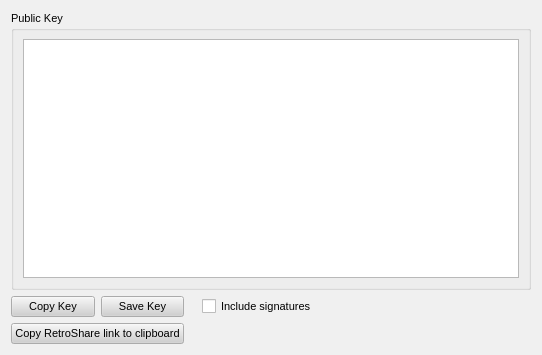
Old version of the form retroshare-gui/src/gui/settings/CryptoPage.ui in the repository RetroShare/RetroShare.
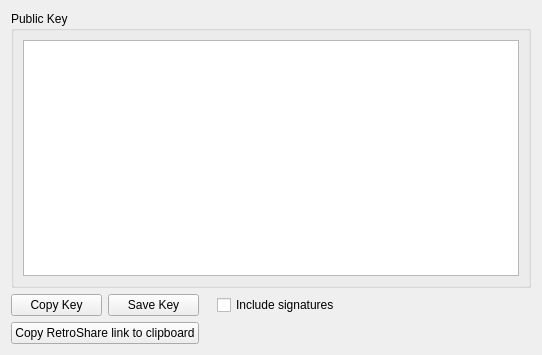
New version of the form.

```diff
--- a/retroshare-gui/src/gui/settings/CryptoPage.ui
+++ b/retroshare-gui/src/gui/settings/CryptoPage.ui
@@ -10,495 +10,6 @@
     <height>355</height>
    </rect>
   </property>
-  <property name="sizePolicy">
-   <sizepolicy hsizetype="Expanding" vsizetype="Expanding">
-    <horstretch>0</horstretch>
-    <verstretch>0</verstretch>
-   </sizepolicy>
-  </property>
-  <property name="palette">
-   <palette>
-    <active>
-     <colorrole role="WindowText">
-      <brush brushstyle="SolidPattern">
-       <color alpha="255">
-        <red>0</red>
-        <green>0</green>
-        <blue>0</blue>
-       </color>
-      </brush>
-     </colorrole>
-     <colorrole role="Button">
-      <brush brushstyle="SolidPattern">
-       <color alpha="255">
-        <red>208</red>
-        <green>208</green>
-        <blue>208</blue>
-       </color>
-      </brush>
-     </colorrole>
-     <colorrole role="Light">
-      <brush brushstyle="SolidPattern">
-       <color alpha="255">
-        <red>255</red>
-        <green>255</green>
-        <blue>255</blue>
-       </color>
-      </brush>
-     </colorrole>
-     <colorrole role="Midlight">
-      <brush brushstyle="SolidPattern">
-       <color alpha="255">
-        <red>247</red>
-        <green>247</green>
-        <blue>247</blue>
-       </color>
-      </brush>
-     </colorrole>
-     <colorrole role="Dark">
-      <brush brushstyle="SolidPattern">
-       <color alpha="255">
-        <red>104</red>
-        <green>104</green>
-        <blue>104</blue>
-       </color>
-      </brush>
-     </colorrole>
-     <colorrole role="Mid">
-      <brush brushstyle="SolidPattern">
-       <color alpha="255">
-        <red>139</red>
-        <green>139</green>
-        <blue>139</blue>
-       </color>
-      </brush>
-     </colorrole>
-     <colorrole role="Text">
-      <brush brushstyle="SolidPattern">
-       <color alpha="255">
-        <red>0</red>
-        <green>0</green>
-        <blue>0</blue>
-       </color>
-      </brush>
-     </colorrole>
-     <colorrole role="BrightText">
-      <brush brushstyle="SolidPattern">
-       <color alpha="255">
-        <red>255</red>
-        <green>255</green>
-        <blue>255</blue>
-       </color>
-      </brush>
-     </colorrole>
-     <colorrole role="ButtonText">
-      <brush brushstyle="SolidPattern">
-       <color alpha="255">
-        <red>0</red>
-        <green>0</green>
-        <blue>0</blue>
-       </color>
-      </brush>
-     </colorrole>
-     <colorrole role="Base">
-      <brush brushstyle="SolidPattern">
-       <color alpha="255">
-        <red>255</red>
-        <green>255</green>
-        <blue>255</blue>
-       </color>
-      </brush>
-     </colorrole>
-     <colorrole role="Window">
-      <brush brushstyle="SolidPattern">
-       <color alpha="255">
-        <red>240</red>
-        <green>240</green>
-        <blue>240</blue>
-       </color>
-      </brush>
-     </colorrole>
-     <colorrole role="Shadow">
-      <brush brushstyle="SolidPattern">
-       <color alpha="255">
-        <red>0</red>
-        <green>0</green>
-        <blue>0</blue>
-       </color>
-      </brush>
-     </colorrole>
-     <colorrole role="Highlight">
-      <brush brushstyle="SolidPattern">
-       <color alpha="255">
-        <red>0</red>
-        <green>0</green>
-        <blue>128</blue>
-       </color>
-      </brush>
-     </colorrole>
-     <colorrole role="HighlightedText">
-      <brush brushstyle="SolidPattern">
-       <color alpha="255">
-        <red>255</red>
-        <green>255</green>
-        <blue>255</blue>
-       </color>
-      </brush>
-     </colorrole>
-     <colorrole role="Link">
-      <brush brushstyle="SolidPattern">
-       <color alpha="255">
-        <red>0</red>
-        <green>0</green>
-        <blue>255</blue>
-       </color>
-      </brush>
-     </colorrole>
-     <colorrole role="LinkVisited">
-      <brush brushstyle="SolidPattern">
-       <color alpha="255">
-        <red>255</red>
-        <green>0</green>
-        <blue>255</blue>
-       </color>
-      </brush>
-     </colorrole>
-     <colorrole role="AlternateBase">
-      <brush brushstyle="SolidPattern">
-       <color alpha="255">
-        <red>231</red>
-        <green>231</green>
-        <blue>231</blue>
-       </color>
-      </brush>
-     </colorrole>
-    </active>
-    <inactive>
-     <colorrole role="WindowText">
-      <brush brushstyle="SolidPattern">
-       <color alpha="255">
-        <red>0</red>
-        <green>0</green>
-        <blue>0</blue>
-       </color>
-      </brush>
-     </colorrole>
-     <colorrole role="Button">
-      <brush brushstyle="SolidPattern">
-       <color alpha="255">
-        <red>208</red>
-        <green>208</green>
-        <blue>208</blue>
-       </color>
-      </brush>
-     </colorrole>
-     <colorrole role="Light">
-      <brush brushstyle="SolidPattern">
-       <color alpha="255">
-        <red>255</red>
-        <green>255</green>
-        <blue>255</blue>
-       </color>
-      </brush>
-     </colorrole>
-     <colorrole role="Midlight">
-      <brush brushstyle="SolidPattern">
-       <color alpha="255">
-        <red>247</red>
-        <green>247</green>
-        <blue>247</blue>
-       </color>
-      </brush>
-     </colorrole>
-     <colorrole role="Dark">
-      <brush brushstyle="SolidPattern">
-       <color alpha="255">
-        <red>104</red>
-        <green>104</green>
-        <blue>104</blue>
-       </color>
-      </brush>
-     </colorrole>
-     <colorrole role="Mid">
-      <brush brushstyle="SolidPattern">
-       <color alpha="255">
-        <red>139</red>
-        <green>139</green>
-        <blue>139</blue>
-       </color>
-      </brush>
-     </colorrole>
-     <colorrole role="Text">
-      <brush brushstyle="SolidPattern">
-       <color alpha="255">
-        <red>0</red>
-        <green>0</green>
-        <blue>0</blue>
-       </color>
-      </brush>
-     </colorrole>
-     <colorrole role="BrightText">
-      <brush brushstyle="SolidPattern">
-       <color alpha="255">
-        <red>255</red>
-        <green>255</green>
-        <blue>255</blue>
-       </color>
-      </brush>
-     </colorrole>
-     <colorrole role="ButtonText">
-      <brush brushstyle="SolidPattern">
-       <color alpha="255">
-        <red>0</red>
-        <green>0</green>
-        <blue>0</blue>
-       </color>
-      </brush>
-     </colorrole>
-     <colorrole role="Base">
-      <brush brushstyle="SolidPattern">
-       <color alpha="255">
-        <red>255</red>
-        <green>255</green>
-        <blue>255</blue>
-       </color>
-      </brush>
-     </colorrole>
-     <colorrole role="Window">
-      <brush brushstyle="SolidPattern">
-       <color alpha="255">
-        <red>240</red>
-        <green>240</green>
-        <blue>240</blue>
-       </color>
-      </brush>
-     </colorrole>
-     <colorrole role="Shadow">
-      <brush brushstyle="SolidPattern">
-       <color alpha="255">
-        <red>0</red>
-        <green>0</green>
-        <blue>0</blue>
-       </color>
-      </brush>
-     </colorrole>
-     <colorrole role="Highlight">
-      <brush brushstyle="SolidPattern">
-       <color alpha="255">
-        <red>192</red>
-        <green>192</green>
-        <blue>192</blue>
-       </color>
-      </brush>
-     </colorrole>
-     <colorrole role="HighlightedText">
-      <brush brushstyle="SolidPattern">
-       <color alpha="255">
-        <red>0</red>
-        <green>0</green>
-        <blue>0</blue>
-       </color>
-      </brush>
-     </colorrole>
-     <colorrole role="Link">
-      <brush brushstyle="SolidPattern">
-       <color alpha="255">
-        <red>0</red>
-        <green>0</green>
-        <blue>255</blue>
-       </color>
-      </brush>
-     </colorrole>
-     <colorrole role="LinkVisited">
-      <brush brushstyle="SolidPattern">
-       <color alpha="255">
-        <red>255</red>
-        <green>0</green>
-        <blue>255</blue>
-       </color>
-      </brush>
-     </colorrole>
-     <colorrole role="AlternateBase">
-      <brush brushstyle="SolidPattern">
-       <color alpha="255">
-        <red>231</red>
-        <green>231</green>
-        <blue>231</blue>
-       </color>
-      </brush>
-     </colorrole>
-    </inactive>
-    <disabled>
-     <colorrole role="WindowText">
-      <brush brushstyle="SolidPattern">
-       <color alpha="255">
-        <red>104</red>
-        <green>104</green>
-        <blue>104</blue>
-       </color>
-      </brush>
-     </colorrole>
-     <colorrole role="Button">
-      <brush brushstyle="SolidPattern">
-       <color alpha="255">
-        <red>208</red>
-        <green>208</green>
-        <blue>208</blue>
-       </color>
-      </brush>
-     </colorrole>
-     <colorrole role="Light">
-      <brush brushstyle="SolidPattern">
-       <color alpha="255">
-        <red>255</red>
-        <green>255</green>
-        <blue>255</blue>
-       </color>
-      </brush>
-     </colorrole>
-     <colorrole role="Midlight">
-      <brush brushstyle="SolidPattern">
-       <color alpha="255">
-        <red>247</red>
-        <green>247</green>
-        <blue>247</blue>
-       </color>
-      </brush>
-     </colorrole>
-     <colorrole role="Dark">
-      <brush brushstyle="SolidPattern">
-       <color alpha="255">
-        <red>104</red>
-        <green>104</green>
-        <blue>104</blue>
-       </color>
-      </brush>
-     </colorrole>
-     <colorrole role="Mid">
-      <brush brushstyle="SolidPattern">
-       <color alpha="255">
-        <red>139</red>
-        <green>139</green>
-        <blue>139</blue>
-       </color>
-      </brush>
-     </colorrole>
-     <colorrole role="Text">
-      <brush brushstyle="SolidPattern">
-       <color alpha="255">
-        <red>104</red>
-        <green>104</green>
-        <blue>104</blue>
-       </color>
-      </brush>
-     </colorrole>
-     <colorrole role="BrightText">
-      <brush brushstyle="SolidPattern">
-       <color alpha="255">
-        <red>255</red>
-        <green>255</green>
-        <blue>255</blue>
-       </color>
-      </brush>
-     </colorrole>
-     <colorrole role="ButtonText">
-      <brush brushstyle="SolidPattern">
-       <color alpha="255">
-        <red>104</red>
-        <green>104</green>
-        <blue>104</blue>
-       </color>
-      </brush>
-     </colorrole>
-     <colorrole role="Base">
-      <brush brushstyle="SolidPattern">
-       <color alpha="255">
-        <red>240</red>
-        <green>240</green>
-        <blue>240</blue>
-       </color>
-      </brush>
-     </colorrole>
-     <colorrole role="Window">
-      <brush brushstyle="SolidPattern">
-       <color alpha="255">
-        <red>240</red>
-        <green>240</green>
-        <blue>240</blue>
-       </color>
-      </brush>
-     </colorrole>
-     <colorrole role="Shadow">
-      <brush brushstyle="SolidPattern">
-       <color alpha="255">
-        <red>0</red>
-        <green>0</green>
-        <blue>0</blue>
-       </color>
-      </brush>
-     </colorrole>
-     <colorrole role="Highlight">
-      <brush brushstyle="SolidPattern">
-       <color alpha="255">
-        <red>0</red>
-        <green>0</green>
-        <blue>128</blue>
-       </color>
-      </brush>
-     </colorrole>
-     <colorrole role="HighlightedText">
-      <brush brushstyle="SolidPattern">
-       <color alpha="255">
-        <red>255</red>
-        <green>255</green>
-        <blue>255</blue>
-       </color>
-      </brush>
-     </colorrole>
-     <colorrole role="Link">
-      <brush brushstyle="SolidPattern">
-       <color alpha="255">
-        <red>0</red>
-        <green>0</green>
-        <blue>255</blue>
-       </color>
-      </brush>
-     </colorrole>
-     <colorrole role="LinkVisited">
-      <brush brushstyle="SolidPattern">
-       <color alpha="255">
-        <red>255</red>
-        <green>0</green>
-        <blue>255</blue>
-       </color>
-      </brush>
-     </colorrole>
-     <colorrole role="AlternateBase">
-      <brush brushstyle="SolidPattern">
-       <color alpha="255">
-        <red>231</red>
-        <green>231</green>
-        <blue>231</blue>
-       </color>
-      </brush>
-     </colorrole>
-    </disabled>
-   </palette>
-  </property>
-  <property name="font">
-   <font>
-    <family>Arial</family>
-    <pointsize>8</pointsize>
-    <weight>50</weight>
-    <italic>false</italic>
-    <bold>false</bold>
-    <underline>false</underline>
-    <strikeout>false</strikeout>
-   </font>
-  </property>
-  <property name="contextMenuPolicy">
-   <enum>Qt::NoContextMenu</enum>
-  </property>
   <layout class="QGridLayout" name="gridLayout_2">
    <item row="0" column="0" colspan="6">
     <widget class="QGroupBox" name="groupBox">
```
Left out of the diff: 12 changed lines with no effect on the pictures.
